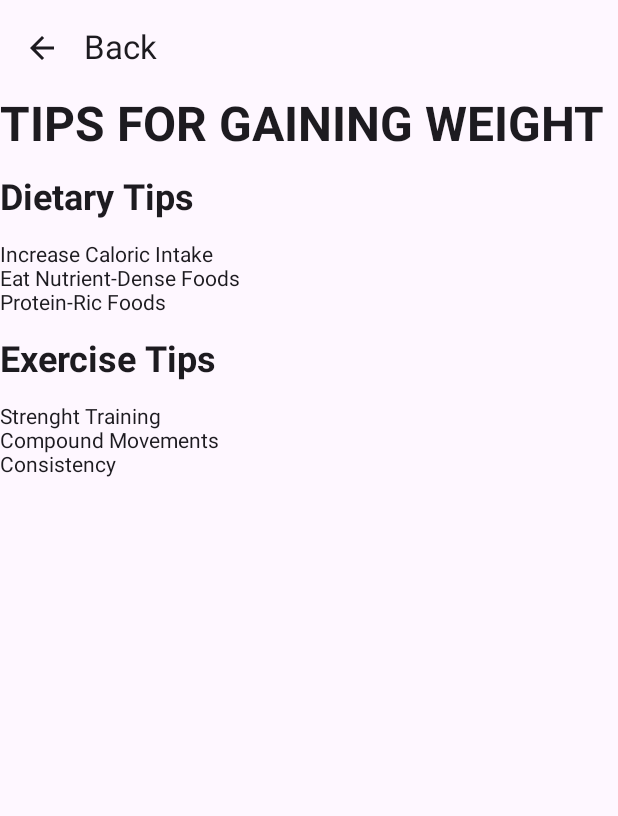
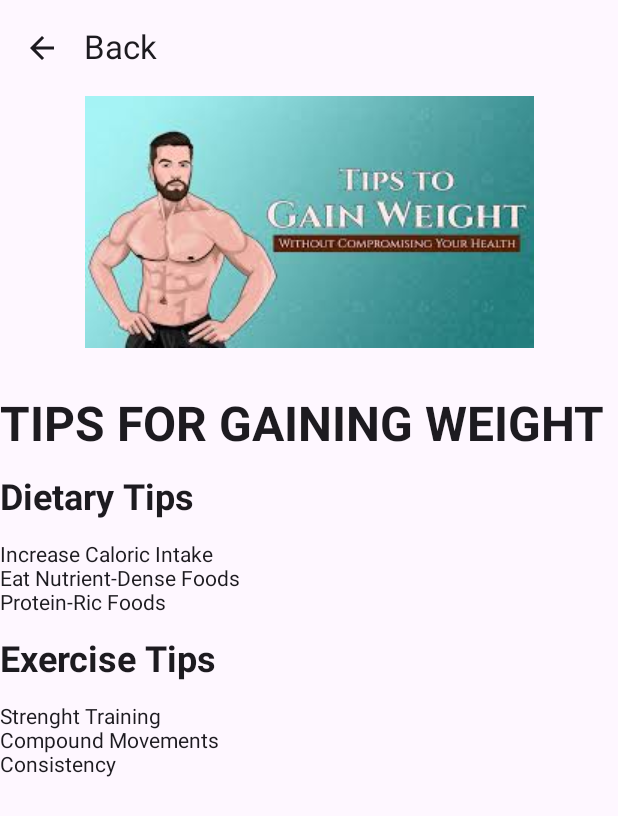
Before and after one commit to diogodiogo2002/ProgAvancada, an Android app built with Jetpack Compose: the composable GainWeightScreen shown on its own in the app's theme, on a phone screen of 412 x 824 dp. Shown: the top 816 px of the screen. Run offline under Robolectric (Android 15) with nearby library versions, the phone set to English and light mode, and no system bars; 2 statements that could not run were skipped.

Commit message:
Adicionada Imagem GainWeightScreen

```diff
--- a/FitnessApp/app/src/main/java/com/example/fitnessapp/GainWeightScreen.kt
+++ b/FitnessApp/app/src/main/java/com/example/fitnessapp/GainWeightScreen.kt
@@ -1,9 +1,11 @@
 package com.example.fitnessapp
 
+import androidx.compose.foundation.Image
 import androidx.compose.foundation.layout.Arrangement
 import androidx.compose.foundation.layout.Column
 import androidx.compose.foundation.layout.Spacer
 import androidx.compose.foundation.layout.fillMaxSize
+import androidx.compose.foundation.layout.fillMaxWidth
 import androidx.compose.foundation.layout.height
 import androidx.compose.foundation.layout.padding
 import androidx.compose.material.icons.Icons
@@ -16,6 +18,7 @@ import androidx.compose.material3.TopAppBar
 import androidx.compose.runtime.Composable
 import androidx.compose.ui.Alignment
 import androidx.compose.ui.Modifier
+import androidx.compose.ui.res.painterResource
 import androidx.compose.ui.text.TextStyle
 import androidx.compose.ui.text.font.FontWeight
 import androidx.compose.ui.unit.TextUnit
@@ -36,6 +39,14 @@ fun GainWeightScreen(navController: NavController) {
                     }
                 },
 
+            )
+            Image(
+                painter = painterResource(id = R.drawable.gainweight),
+                contentDescription = "Logo",
+                modifier = Modifier
+                    .fillMaxWidth()
+                    .height(200.dp)
+                    .padding(bottom = 32.dp)
             )
             Text("TIPS FOR GAINING WEIGHT",
                 fontSize = 32.sp, // Using the custom fontSize modifier
```
Also changed, not shown: FitnessApp/app/src/main/res/drawable/gainweight.jpeg (added).
